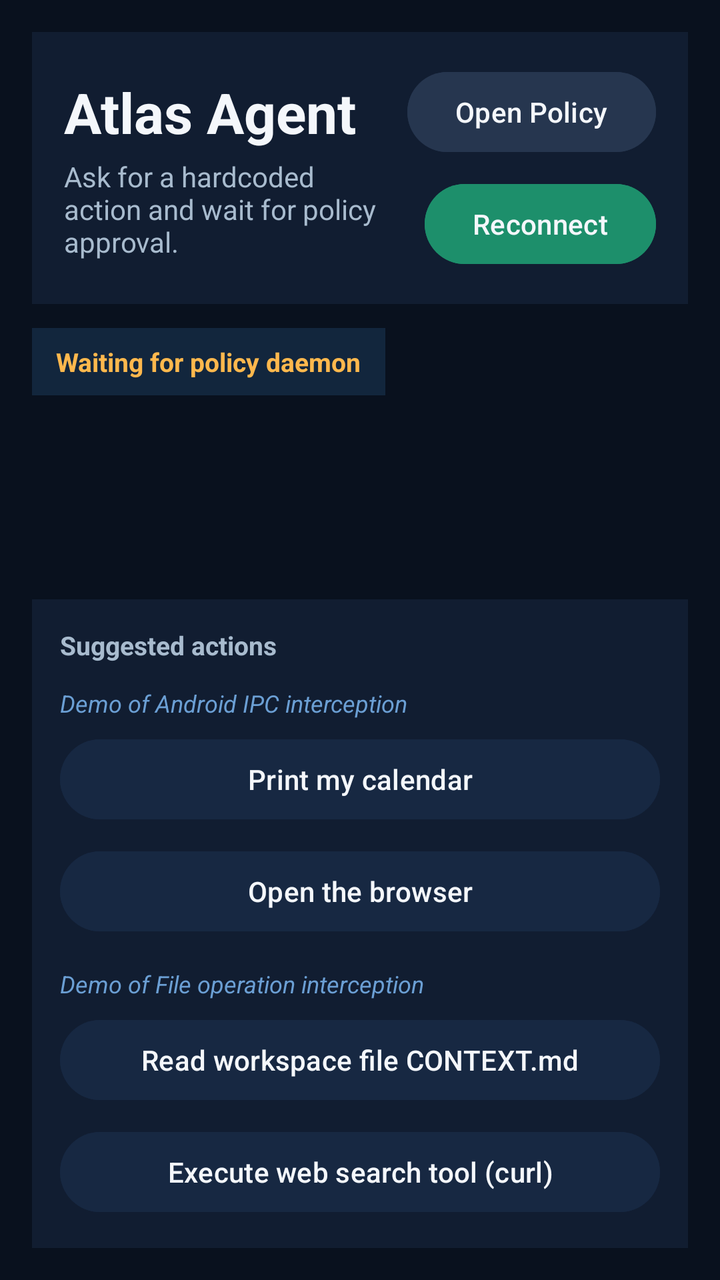
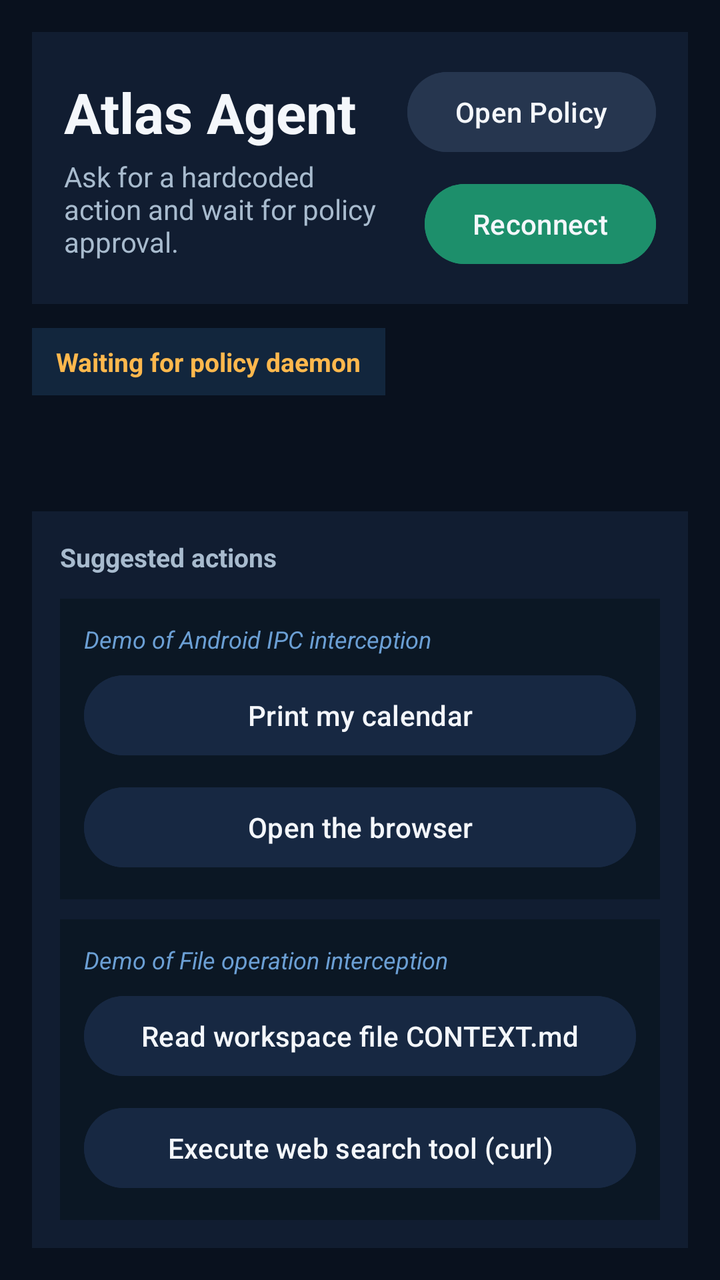

An Android layout rendered at two revisions. The XML below is the earlier revision; the diff shows what the commit changed to produce the second picture.
<!-- AndroidManifest.xml: application theme Theme.SeccompDemo -->
<!-- res/layout/activity_main.xml -->
<?xml version="1.0" encoding="utf-8"?>
<LinearLayout xmlns:android="http://schemas.android.com/apk/res/android"
    android:layout_width="match_parent"
    android:layout_height="match_parent"
    android:background="#09111E"
    android:orientation="vertical"
    android:padding="16dp">

    <LinearLayout
        android:layout_width="match_parent"
        android:layout_height="wrap_content"
        android:background="#111D31"
        android:gravity="center_vertical"
        android:orientation="horizontal"
        android:padding="16dp">

        <LinearLayout
            android:layout_width="0dp"
            android:layout_height="wrap_content"
            android:layout_weight="1"
            android:orientation="vertical">

            <TextView
                android:layout_width="wrap_content"
                android:layout_height="wrap_content"
                android:text="Atlas Agent"
                android:textColor="#F4F7FB"
                android:textSize="28sp"
                android:textStyle="bold" />

            <TextView
                android:layout_width="wrap_content"
                android:layout_height="wrap_content"
                android:layout_marginTop="4dp"
                android:text="Ask for a hardcoded action and wait for policy approval."
                android:textColor="#A8BBCE"
                android:textSize="14sp" />
        </LinearLayout>

        <LinearLayout
            android:layout_width="wrap_content"
            android:layout_height="wrap_content"
            android:gravity="end"
            android:orientation="vertical">

            <Button
                android:id="@+id/openDaemonButton"
                android:layout_width="wrap_content"
                android:layout_height="wrap_content"
                android:backgroundTint="#26364F"
                android:text="Open Policy"
                android:textAllCaps="false"
                android:textColor="#F4F7FB" />

            <Button
                android:id="@+id/bindDaemonButton"
                android:layout_width="wrap_content"
                android:layout_height="wrap_content"
                android:layout_marginTop="8dp"
                android:backgroundTint="#1D8F6B"
                android:text="Reconnect"
                android:textAllCaps="false"
                android:textColor="#F4F7FB" />
        </LinearLayout>
    </LinearLayout>

    <TextView
        android:id="@+id/connectionStatusText"
        android:layout_width="wrap_content"
        android:layout_height="wrap_content"
        android:layout_marginTop="12dp"
        android:background="#12263D"
        android:paddingLeft="12dp"
        android:paddingTop="8dp"
        android:paddingRight="12dp"
        android:paddingBottom="8dp"
        android:text="Waiting for policy daemon"
        android:textColor="#FFB84D"
        android:textSize="13sp"
        android:textStyle="bold" />

    <androidx.core.widget.NestedScrollView
        android:id="@+id/chatScroll"
        android:layout_width="match_parent"
        android:layout_height="0dp"
        android:layout_marginTop="14dp"
        android:layout_weight="1"
        android:clipToPadding="false"
        android:paddingBottom="8dp">

        <LinearLayout
            android:id="@+id/chatContainer"
            android:layout_width="match_parent"
            android:layout_height="wrap_content"
            android:orientation="vertical" />
    </androidx.core.widget.NestedScrollView>

    <LinearLayout
        android:id="@+id/responseCard"
        android:layout_width="match_parent"
        android:layout_height="wrap_content"
        android:layout_marginTop="10dp"
        android:background="#111D31"
        android:orientation="vertical"
        android:padding="14dp"
        android:visibility="gone">

        <TextView
            android:id="@+id/responseTitleText"
            android:layout_width="wrap_content"
            android:layout_height="wrap_content"
            android:text="Response"
            android:textColor="#9FE870"
            android:textSize="14sp"
            android:textStyle="bold" />

        <TextView
            android:id="@+id/responseText"
            android:layout_width="match_parent"
            android:layout_height="wrap_content"
            android:layout_marginTop="8dp"
            android:background="#0C1525"
            android:fontFamily="monospace"
            android:padding="12dp"
            android:textColor="#E8F1FF"
            android:textSize="13sp" />
    </LinearLayout>

    <LinearLayout
        android:layout_width="match_parent"
        android:layout_height="wrap_content"
        android:layout_marginTop="14dp"
        android:background="#111D31"
        android:orientation="vertical"
        android:padding="14dp">

        <TextView
            android:layout_width="wrap_content"
            android:layout_height="wrap_content"
            android:text="Suggested actions"
            android:textColor="#A8BBCE"
            android:textSize="13sp"
            android:textStyle="bold" />

        <TextView
            android:layout_width="wrap_content"
            android:layout_height="wrap_content"
            android:layout_marginTop="12dp"
            android:text="Demo of Android IPC interception"
            android:textColor="#6B9FD4"
            android:textSize="12sp"
            android:textStyle="italic" />

        <Button
            android:id="@+id/calendarActionButton"
            android:layout_width="match_parent"
            android:layout_height="wrap_content"
            android:layout_marginTop="6dp"
            android:backgroundTint="#172842"
            android:enabled="false"
            android:text="Print my calendar"
            android:textAllCaps="false"
            android:textColor="#F4F7FB" />

        <Button
            android:id="@+id/browserActionButton"
            android:layout_width="match_parent"
            android:layout_height="wrap_content"
            android:layout_marginTop="8dp"
            android:backgroundTint="#172842"
            android:enabled="false"
            android:text="Open the browser"
            android:textAllCaps="false"
            android:textColor="#F4F7FB" />

        <TextView
            android:layout_width="wrap_content"
            android:layout_height="wrap_content"
            android:layout_marginTop="14dp"
            android:text="Demo of File operation interception"
            android:textColor="#6B9FD4"
            android:textSize="12sp"
            android:textStyle="italic" />

        <Button
            android:id="@+id/readContextActionButton"
            android:layout_width="match_parent"
            android:layout_height="wrap_content"
            android:layout_marginTop="6dp"
            android:backgroundTint="#172842"
            android:enabled="false"
            android:text="Read workspace file CONTEXT.md"
            android:textAllCaps="false"
            android:textColor="#F4F7FB" />

        <Button
            android:id="@+id/execCurlActionButton"
            android:layout_width="match_parent"
            android:layout_height="wrap_content"
            android:layout_marginTop="8dp"
            android:backgroundTint="#172842"
            android:enabled="false"
            android:text="Execute web search tool (curl)"
            android:textAllCaps="false"
            android:textColor="#F4F7FB" />
    </LinearLayout>
</LinearLayout>
<!-- resources referenced by this layout -->
<resources>
  <style name="Theme.SeccompDemo" parent="Theme.Material3.DayNight.NoActionBar">
          <item name="android:statusBarColor" tools:targetApi="l">#101820</item>
      </style>
</resources>

<!-- the commit's change to res/layout/activity_main.xml (unified diff, before → after) -->
@@ -142,66 +142,82 @@
             android:textSize="13sp"
             android:textStyle="bold" />
 
-        <TextView
-            android:layout_width="wrap_content"
+        <LinearLayout
+            android:layout_width="match_parent"
             android:layout_height="wrap_content"
             android:layout_marginTop="12dp"
-            android:text="Demo of Android IPC interception"
-            android:textColor="#6B9FD4"
-            android:textSize="12sp"
-            android:textStyle="italic" />
-
-        <Button
-            android:id="@+id/calendarActionButton"
-            android:layout_width="match_parent"
-            android:layout_height="wrap_content"
-            android:layout_marginTop="6dp"
-            android:backgroundTint="#172842"
-            android:enabled="false"
-            android:text="Print my calendar"
-            android:textAllCaps="false"
-            android:textColor="#F4F7FB" />
-
-        <Button
-            android:id="@+id/browserActionButton"
-            android:layout_width="match_parent"
-            android:layout_height="wrap_content"
-            android:layout_marginTop="8dp"
-            android:backgroundTint="#172842"
-            android:enabled="false"
-            android:text="Open the browser"
-            android:textAllCaps="false"
-            android:textColor="#F4F7FB" />
-
-        <TextView
-            android:layout_width="wrap_content"
-            android:layout_height="wrap_content"
-            android:layout_marginTop="14dp"
-            android:text="Demo of File operation interception"
-            android:textColor="#6B9FD4"
-            android:textSize="12sp"
-            android:textStyle="italic" />
-
-        <Button
-            android:id="@+id/readContextActionButton"
-            android:layout_width="match_parent"
-            android:layout_height="wrap_content"
-            android:layout_marginTop="6dp"
-            android:backgroundTint="#172842"
-            android:enabled="false"
-            android:text="Read workspace file CONTEXT.md"
-            android:textAllCaps="false"
-            android:textColor="#F4F7FB" />
-
-        <Button
-            android:id="@+id/execCurlActionButton"
-            android:layout_width="match_parent"
-            android:layout_height="wrap_content"
-            android:layout_marginTop="8dp"
-            android:backgroundTint="#172842"
-            android:enabled="false"
-            android:text="Execute web search tool (curl)"
-            android:textAllCaps="false"
-            android:textColor="#F4F7FB" />
+            android:background="#0B1724"
+            android:orientation="vertical"
+            android:padding="12dp">
+
+            <TextView
+                android:layout_width="wrap_content"
+                android:layout_height="wrap_content"
+                android:text="Demo of Android IPC interception"
+                android:textColor="#6B9FD4"
+                android:textSize="12sp"
+                android:textStyle="italic" />
+
+            <Button
+                android:id="@+id/calendarActionButton"
+                android:layout_width="match_parent"
+                android:layout_height="wrap_content"
+                android:layout_marginTop="6dp"
+                android:backgroundTint="#172842"
+                android:enabled="false"
+                android:text="Print my calendar"
+                android:textAllCaps="false"
+                android:textColor="#F4F7FB" />
+
+            <Button
+                android:id="@+id/browserActionButton"
+                android:layout_width="match_parent"
+                android:layout_height="wrap_content"
+                android:layout_marginTop="8dp"
+                android:backgroundTint="#172842"
+                android:enabled="false"
+                android:text="Open the browser"
+                android:textAllCaps="false"
+                android:textColor="#F4F7FB" />
+        </LinearLayout>
+
+        <LinearLayout
+            android:layout_width="match_parent"
+            android:layout_height="wrap_content"
+            android:layout_marginTop="10dp"
+            android:background="#0B1724"
+            android:orientation="vertical"
+            android:padding="12dp">
+
+            <TextView
+                android:layout_width="wrap_content"
+                android:layout_height="wrap_content"
+                android:text="Demo of File operation interception"
+                android:textColor="#6B9FD4"
+                android:textSize="12sp"
+                android:textStyle="italic" />
+
+            <Button
+                android:id="@+id/readContextActionButton"
+                android:layout_width="match_parent"
+                android:layout_height="wrap_content"
+                android:layout_marginTop="6dp"
+                android:backgroundTint="#172842"
+                android:enabled="false"
+                android:text="Read workspace file CONTEXT.md"
+                android:textAllCaps="false"
+                android:textColor="#F4F7FB" />
+
+            <Button
+                android:id="@+id/execCurlActionButton"
+                android:layout_width="match_parent"
+                android:layout_height="wrap_content"
+                android:layout_marginTop="8dp"
+                android:backgroundTint="#172842"
+                android:enabled="false"
+                android:text="Execute web search tool (curl)"
+                android:textAllCaps="false"
+                android:textColor="#F4F7FB" />
+        </LinearLayout>
     </LinearLayout>
 </LinearLayout>
